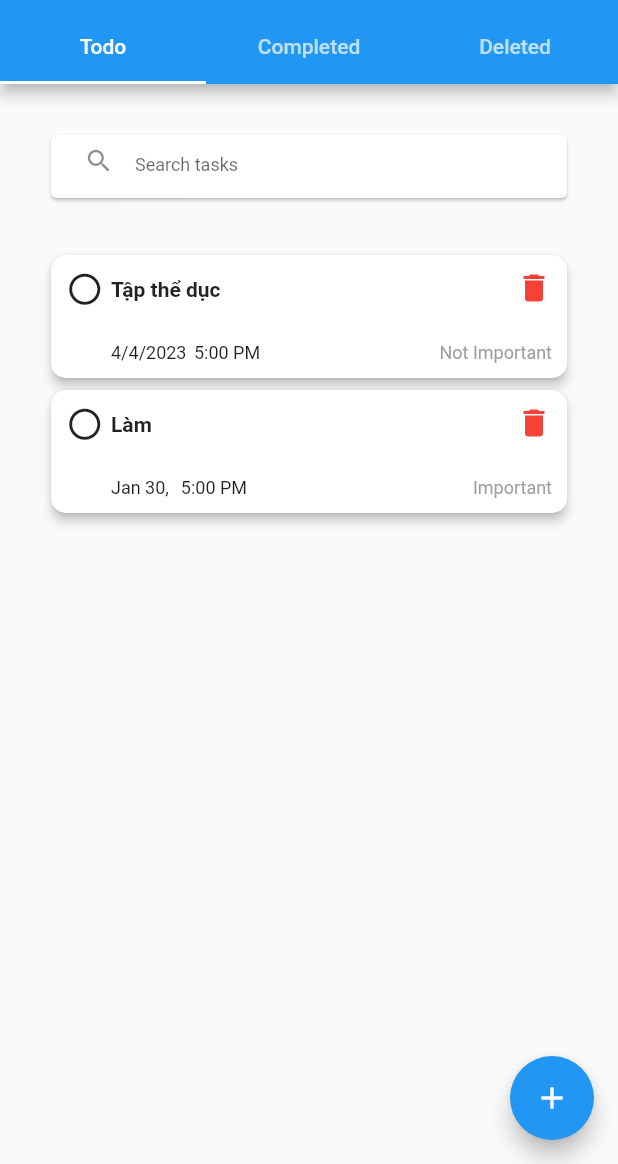
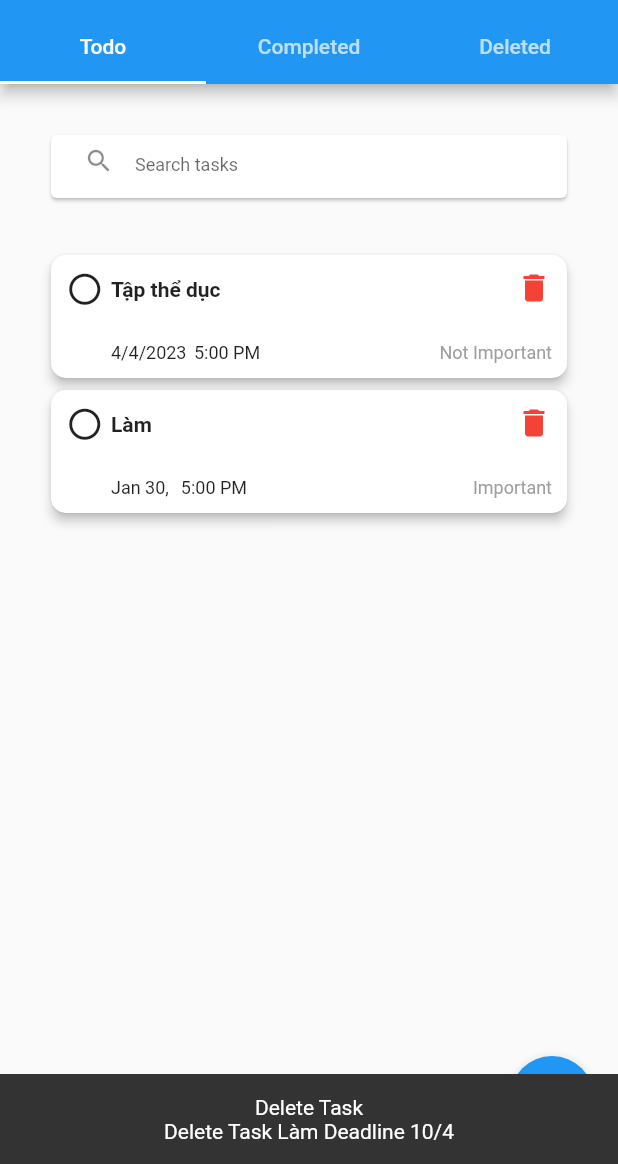
Before and after one commit to ZabitTank/todolist_demo, a Flutter app: the screen it shows after launch, after a tap on the "delete" icon, on a phone screen of 412 x 824 dp, the part 72-1236 px from its top. Run offline on Flutter 3.47's test engine with Material 2 defaults, Android fonts, the phone set to English and light mode, and no system bars; our stand-ins replace flutter_bloc.

Commit message:
feat: notification

```diff
--- /dev/null
+++ b/lib/blocs/snackbar/snackbar_bloc.dart
@@ -0,0 +1,21 @@
+import 'package:flutter_bloc/flutter_bloc.dart';
+
+part 'snackbar_state.dart';
+part 'snackbar_event.dart';
+
+class SnackBarBloc extends Bloc<SnackBarEvent, SnackBarState> {
+  SnackBarBloc()
+      : super(SnackBarState(
+          title: "",
+          content: "",
+        )) {
+    on<ShowSnackBarEvent>(
+      (event, emit) {
+        emit(SnackBarState(
+          title: event.title,
+          content: event.content,
+        ));
+      },
+    );
+  }
+}
--- /dev/null
+++ b/lib/blocs/snackbar/snackbar_event.dart
@@ -0,0 +1,9 @@
+part of 'snackbar_bloc.dart';
+
+abstract class SnackBarEvent {}
+
+class ShowSnackBarEvent extends SnackBarEvent {
+  String title;
+  String content;
+  ShowSnackBarEvent({required this.title, required this.content});
+}
--- /dev/null
+++ b/lib/blocs/snackbar/snackbar_state.dart
@@ -0,0 +1,7 @@
+part of 'snackbar_bloc.dart';
+
+class SnackBarState {
+  String title;
+  String content;
+  SnackBarState({required this.title, required this.content});
+}
--- a/lib/main.dart
+++ b/lib/main.dart
@@ -1,5 +1,6 @@
 import 'package:flutter/material.dart';
 import 'package:flutter_bloc/flutter_bloc.dart';
+import 'package:todolist_demo/blocs/snackbar/snackbar_bloc.dart';
 import 'package:todolist_demo/blocs/todo/todo_bloc.dart';
 import 'package:todolist_demo/data/repository.dart';
 import 'package:todolist_demo/ui/completed_todo.dart';
@@ -7,25 +8,36 @@ import 'package:todolist_demo/ui/deleted_todo.dart';
 import 'package:todolist_demo/ui/list_todo.dart';
 
 void main() {
-  runApp(RepositoryProvider(
+  runApp(
+    RepositoryProvider(
       create: (context) => Repository(),
+      child: BlocProvider(
+        create: (context) => SnackBarBloc(),
         child: BlocProvider(
           child: const MyApp(),
           create: (context) => TodoBloc(
             repository: RepositoryProvider.of<Repository>(context),
           )..add(InitTodoEvent()),
         ),
-  ));
-  //     MultiBlocProvider(
-  //   providers: [
-  //     BlocProvider(
-  //       create: (context) => TodoCubit(),
-  //     ),
-  //     BlocProvider(
-  //       create: (context) => CategoriesCubit(),
-  //     ),
-  //   ],
-  //   child: const MyApp(),
+      ),
+    ),
+  );
+
+  // runApp(RepositoryProvider(
+  //   create: (context) => Repository(),
+  //   child: MultiBlocProvider(
+  //     providers: [
+  //       BlocProvider(
+  //         create: (context) =>
+  //             TodoBloc(repository: RepositoryProvider.of<Repository>(context))
+  //               ..add(InitTodoEvent()),
+  //       ),
+  //       BlocProvider(
+  //         create: (context) => SnackBarBloc(),
+  //       )
+  //     ],
+  //     child: const MyApp(),
+  //   ),
   // ));
 }
 
--- a/lib/ui/completed_todo.dart
+++ b/lib/ui/completed_todo.dart
@@ -1,5 +1,6 @@
 import 'package:flutter/material.dart';
 import 'package:flutter_bloc/flutter_bloc.dart';
+import 'package:provider/provider.dart';
 import 'package:todolist_demo/blocs/todo/todo_bloc.dart';
 import 'package:todolist_demo/cubit/todo/todo_cubit.dart';
 import 'package:todolist_demo/ui/components/todo_tile.dart';
@@ -18,7 +19,8 @@ class _CompletedTodosPageState extends State<CompletedTodosPage>
     super.build(context);
     print("completed page build");
 
-    return BlocBuilder<TodoBloc, TodoState>(
+    return BlocConsumer<TodoBloc, TodoState>(
+      listener: (context, state) {},
       buildWhen: (previous, current) =>
           previous.completedTodos != current.completedTodos,
       builder: (context, state) {
--- a/lib/ui/components/add_todo_modal_bottom_sheet.dart
+++ b/lib/ui/components/add_todo_modal_bottom_sheet.dart
@@ -2,6 +2,7 @@ import 'package:flutter/material.dart';
 import 'package:flutter_bloc/flutter_bloc.dart';
 import 'package:intl/intl.dart';
 import 'package:provider/provider.dart';
+import 'package:todolist_demo/blocs/snackbar/snackbar_bloc.dart';
 import 'package:todolist_demo/blocs/todo/todo_bloc.dart';
 import 'package:todolist_demo/models/todo.dart';
 import 'package:todolist_demo/ui/categories.dart';
@@ -153,6 +154,10 @@ class _AddTaskModalBottomSheetState extends State<AddTaskModalBottomSheet> {
                               category: category),
                         ),
                       );
+                  BlocProvider.of<SnackBarBloc>(context).add(ShowSnackBarEvent(
+                    title: "New Todo",
+                    content: "Todo ${titleController.text.trim()} is created",
+                  ));
                 }
                 Navigator.of(context).pop();
               },
--- a/lib/ui/components/todo_tile.dart
+++ b/lib/ui/components/todo_tile.dart
@@ -1,6 +1,7 @@
 import 'package:flutter/material.dart';
 import 'package:intl/intl.dart';
 import 'package:provider/provider.dart';
+import 'package:todolist_demo/blocs/snackbar/snackbar_bloc.dart';
 import 'package:todolist_demo/blocs/todo/todo_bloc.dart';
 import 'package:todolist_demo/models/todo.dart';
 import 'package:todolist_demo/ui/todo_page.dart';
@@ -98,6 +99,15 @@ class TodoTile extends StatelessWidget {
                   InkWell(
                     onTap: () {
                       context.read<TodoBloc>().add(DeleteTodoEvent(todo: todo));
+                      if (todo.toBeDeleted) {
+                        context.read<SnackBarBloc>().add(ShowSnackBarEvent(
+                            title: "Restore Task",
+                            content: "Restore Task ${todo.title}"));
+                      } else {
+                        context.read<SnackBarBloc>().add(ShowSnackBarEvent(
+                            title: "Delete Task",
+                            content: "Delete Task ${todo.title}"));
+                      }
                     },
                     child: todo.toBeDeleted
                         ? const Icon(
--- a/lib/ui/list_todo.dart
+++ b/lib/ui/list_todo.dart
@@ -1,5 +1,6 @@
 import 'package:flutter/material.dart';
 import 'package:flutter_bloc/flutter_bloc.dart';
+import 'package:todolist_demo/blocs/snackbar/snackbar_bloc.dart';
 import 'package:todolist_demo/blocs/todo/todo_bloc.dart';
 import 'package:todolist_demo/cubit/todo/todo_cubit.dart';
 import 'package:todolist_demo/ui/components/add_todo_modal_bottom_sheet.dart';
@@ -34,7 +35,40 @@ class _TodosPageState extends State<TodosPage>
           Icons.add,
         ),
       ),
-      body: Padding(
+      body: BlocListener<SnackBarBloc, SnackBarState>(
+        listener: (_, state) {
+          showMySnackBar(context, state);
+        },
+        child: const ListTodoBody(),
+      ),
+    );
+  }
+
+  void showMySnackBar(BuildContext context, SnackBarState state) {
+    ScaffoldMessenger.of(context).showSnackBar(
+      SnackBar(
+        content: Column(
+          children: [
+            Text(state.title),
+            Text(state.content),
+          ],
+        ),
+      ),
+    );
+  }
+
+  @override
+  bool get wantKeepAlive => true;
+}
+
+class ListTodoBody extends StatelessWidget {
+  const ListTodoBody({
+    super.key,
+  });
+
+  @override
+  Widget build(BuildContext context) {
+    return Padding(
       padding: const EdgeInsets.all(30),
       child: Column(
         crossAxisAlignment: CrossAxisAlignment.start,
@@ -78,10 +112,6 @@ class _TodosPageState extends State<TodosPage>
           ),
         ],
       ),
-      ),
     );
   }
-
-  @override
-  bool get wantKeepAlive => true;
 }
--- a/lib/ui/todo_page.dart
+++ b/lib/ui/todo_page.dart
@@ -1,5 +1,6 @@
 import 'package:flutter/material.dart';
 import 'package:flutter_bloc/flutter_bloc.dart';
+import 'package:todolist_demo/blocs/snackbar/snackbar_bloc.dart';
 import 'package:todolist_demo/blocs/todo/todo_bloc.dart';
 import 'package:todolist_demo/models/todo.dart';
 
@@ -28,6 +29,12 @@ class TodoPage extends StatelessWidget {
                     .add(DeleteTodoEvent(todo: todo));
                 closePage();
                 closePage();
+
+                BlocProvider.of<SnackBarBloc>(context).add(
+                  ShowSnackBarEvent(
+                      title: "Delete Task",
+                      content: "Delete task ${todo.title}"),
+                );
               },
               child: const Text("Yes"),
             ),
```
Lines whose indentation alone changed are shown as unchanged.
